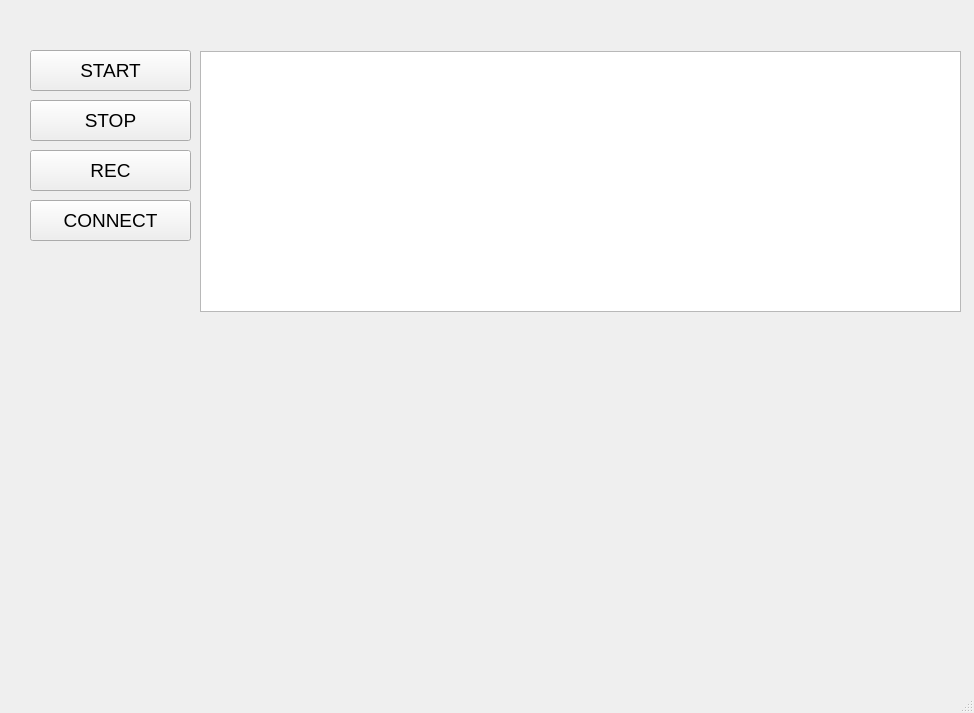
Old version of the form EMGreader.ui in the repository OJB-TP/EMG-Arduino-Python-GUI.
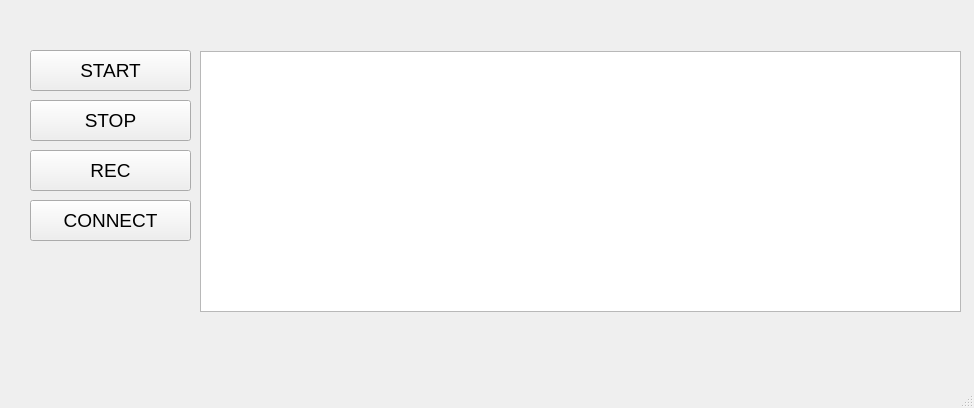
New version of the form.

Commit message:
prima interfaccia
L'interfaccia per la lettura real time dell'EMG è stata fatta tramite l'ausilio di QT designer

What changed in the file:
```diff
--- a/EMGreader.ui
+++ b/EMGreader.ui
@@ -7,7 +7,7 @@
     <x>0</x>
     <y>0</y>
     <width>974</width>
-    <height>713</height>
+    <height>408</height>
    </rect>
   </property>
   <property name="windowTitle">
```
The commit also changes 4 other files.
